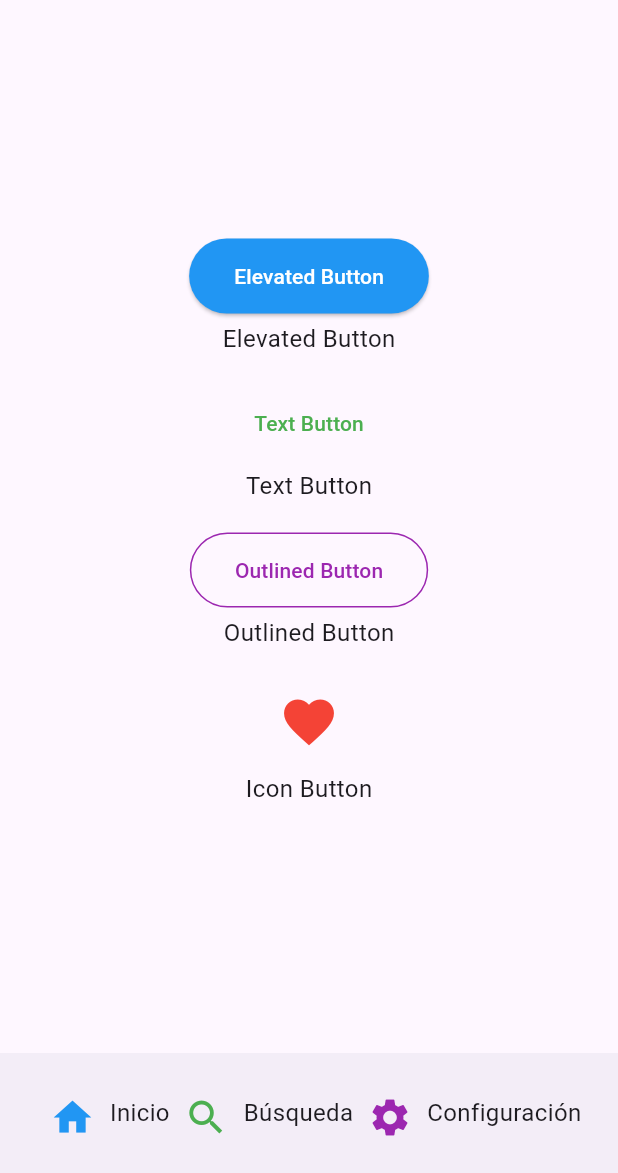
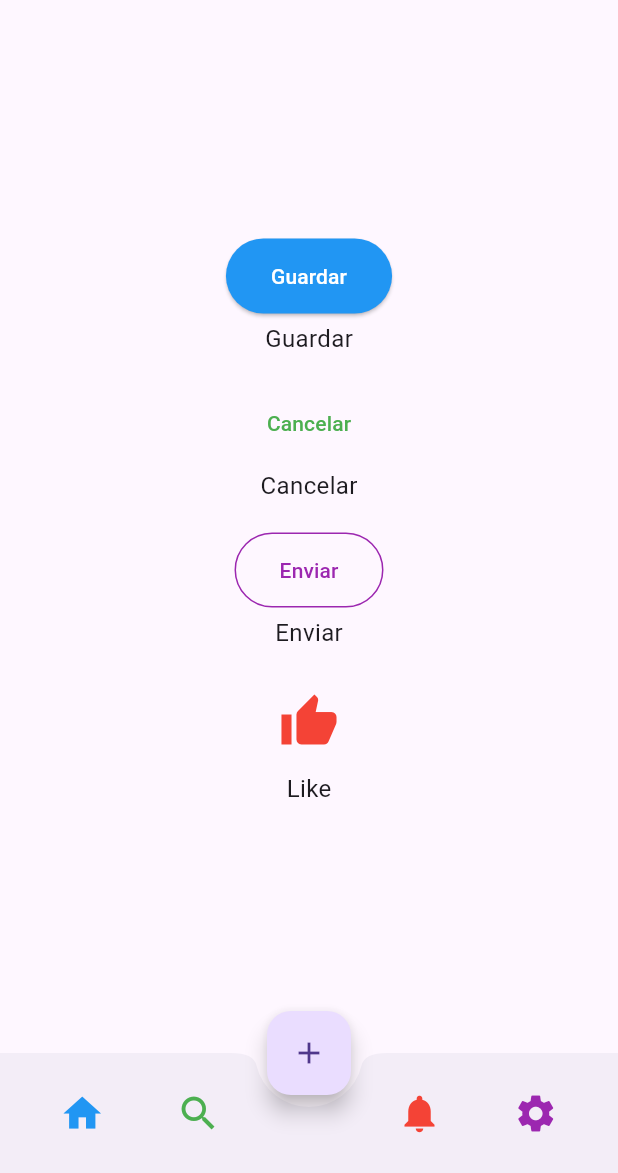
Before and after one commit to Alison-Cy/BOTONES, a Flutter app: the screen it shows after launch, after a tap on the "home" icon, on a phone screen of 412 x 824 dp, the part 63-1236 px from its top. Run offline on Flutter 3.47's test engine with Material 3 defaults, Android fonts, the phone set to English and light mode, and no system bars.

Commit message:
cambios de botones

```diff
--- a/lib/main.dart
+++ b/lib/main.dart
@@ -13,117 +13,129 @@ class MyApp extends StatelessWidget {
         appBar: AppBar(
           title: Text('Ejemplo de Botones'),
         ),
-        body: Center( // Aquí centramos el contenido
+        body: Center(
           child: Padding(
             padding: const EdgeInsets.all(20.0),
             child: Column(
-              mainAxisAlignment: MainAxisAlignment.center,  // Centrado verticalmente
-              crossAxisAlignment: CrossAxisAlignment.center, // Centrado horizontalmente
+              mainAxisAlignment: MainAxisAlignment.center,
+              crossAxisAlignment: CrossAxisAlignment.center,
               children: [
-                // Botón ElevatedButton (Botón de acción principal)
+
                 ElevatedButton(
                   onPressed: () {
-                    print("Elevated Button Pressed");
+                    print("Guardar Pressed");
                   },
                   style: ElevatedButton.styleFrom(
-                    backgroundColor: Colors.blue, // Fondo azul
-                    foregroundColor: Colors.white, // Color del texto
+                    backgroundColor: Colors.blue,
+                    foregroundColor: Colors.white,
                     padding: EdgeInsets.symmetric(horizontal: 30, vertical: 15),
                   ),
-                  child: Text('Elevated Button'),
+                  child: Text('Guardar'),
                 ),
                 SizedBox(height: 5),
-                Text('Elevated Button', style: TextStyle(fontSize: 16)), // Nombre del botón
+                Text('Guardar', style: TextStyle(fontSize: 16)),
                 SizedBox(height: 20),
 
-                // Botón TextButton (Botón de enlace)
+
                 TextButton(
                   onPressed: () {
-                    print("Text Button Pressed");
+                    print("Cancelar Pressed");
                   },
                   style: TextButton.styleFrom(
-                    foregroundColor: Colors.green, // Color del texto
+                    foregroundColor: Colors.green,
                     padding: EdgeInsets.symmetric(horizontal: 30, vertical: 15),
                   ),
-                  child: Text('Text Button'),
+                  child: Text('Cancelar'),
                 ),
                 SizedBox(height: 5),
-                Text('Text Button', style: TextStyle(fontSize: 16)), // Nombre del botón
+                Text('Cancelar', style: TextStyle(fontSize: 16)),
                 SizedBox(height: 20),
 
-                // Botón OutlinedButton (Botón con borde)
+
                 OutlinedButton(
                   onPressed: () {
-                    print("Outlined Button Pressed");
+                    print("Enviar Pressed");
                   },
                   style: OutlinedButton.styleFrom(
-                    foregroundColor: Colors.purple, // Color del texto
-                    side: BorderSide(color: Colors.purple), // Color del borde
+                    foregroundColor: Colors.purple,
+                    side: BorderSide(color: Colors.purple),
                     padding: EdgeInsets.symmetric(horizontal: 30, vertical: 15),
                   ),
-                  child: Text('Outlined Button'),
+                  child: Text('Enviar'),
                 ),
                 SizedBox(height: 5),
-                Text('Outlined Button', style: TextStyle(fontSize: 16)), // Nombre del botón
+                Text('Enviar', style: TextStyle(fontSize: 16)),
                 SizedBox(height: 20),
 
-                // Botón IconButton (Botón con icono)
+
                 IconButton(
                   onPressed: () {
-                    print("Icon Button Pressed");
+                    print("Like Pressed");
                   },
-                  icon: Icon(Icons.favorite, color: Colors.red),
+                  icon: Icon(Icons.thumb_up, color: Colors.red),
                   iconSize: 40,
                 ),
                 SizedBox(height: 5),
-                Text('Icon Button', style: TextStyle(fontSize: 16)), // Nombre del botón
+                Text('Like', style: TextStyle(fontSize: 16)),
                 SizedBox(height: 20),
               ],
             ),
           ),
         ),
         bottomNavigationBar: BottomAppBar(
-          child: Padding(
-            padding: const EdgeInsets.all(8.0),
+          shape: CircularNotchedRectangle(),
+          notchMargin: 8.0,
           child: Row(
-              mainAxisAlignment: MainAxisAlignment.spaceEvenly,
+            mainAxisAlignment: MainAxisAlignment.spaceAround,
             children: [
-                // Botón en el pie de página con ícono de inicio
+
               IconButton(
                 onPressed: () {
-                    print("Pie de página: Ícono Inicio Pressed");
+                  print("Inicio Pressed");
                 },
                 icon: Icon(Icons.home, color: Colors.blue),
                 iconSize: 30,
               ),
-                SizedBox(height: 5),
-                Text('Inicio', style: TextStyle(fontSize: 16)), // Nombre del botón
 
-                // Botón en el pie de página con ícono de búsqueda
+
               IconButton(
                 onPressed: () {
-                    print("Pie de página: Ícono Búsqueda Pressed");
+                  print("Búsqueda Pressed");
                 },
                 icon: Icon(Icons.search, color: Colors.green),
                 iconSize: 30,
               ),
-                SizedBox(height: 5),
-                Text('Búsqueda', style: TextStyle(fontSize: 16)), // Nombre del botón
 
-                // Botón en el pie de página con ícono de configuración
+
+              SizedBox(width: 40),
+
+
               IconButton(
                 onPressed: () {
-                    print("Pie de página: Ícono Configuración Pressed");
+                  print("Notificaciones Pressed");
+                },
+                icon: Icon(Icons.notifications, color: Colors.red),
+                iconSize: 30,
+              ),
+
+
+              IconButton(
+                onPressed: () {
+                  print("Configuración Pressed");
                 },
                 icon: Icon(Icons.settings, color: Colors.purple),
                 iconSize: 30,
               ),
-                SizedBox(height: 5),
-                Text('Configuración', style: TextStyle(fontSize: 16)), // Nombre del botón
             ],
           ),
         ),
+        floatingActionButton: FloatingActionButton(
+          onPressed: () {
+            print("Botón Flotante Pressed");
+          },
+          child: Icon(Icons.add),
         ),
+        floatingActionButtonLocation: FloatingActionButtonLocation.centerDocked,
       ),
     );
   }
--- a/pubspec.yaml
+++ b/pubspec.yaml
@@ -30,7 +30,6 @@ environment:
 dependencies:
   flutter:
     sdk: flutter
-
 
   # The following adds the Cupertino Icons font to your application.
   # Use with the CupertinoIcons class for iOS style icons.
```
Lines whose indentation alone changed are shown as unchanged.
